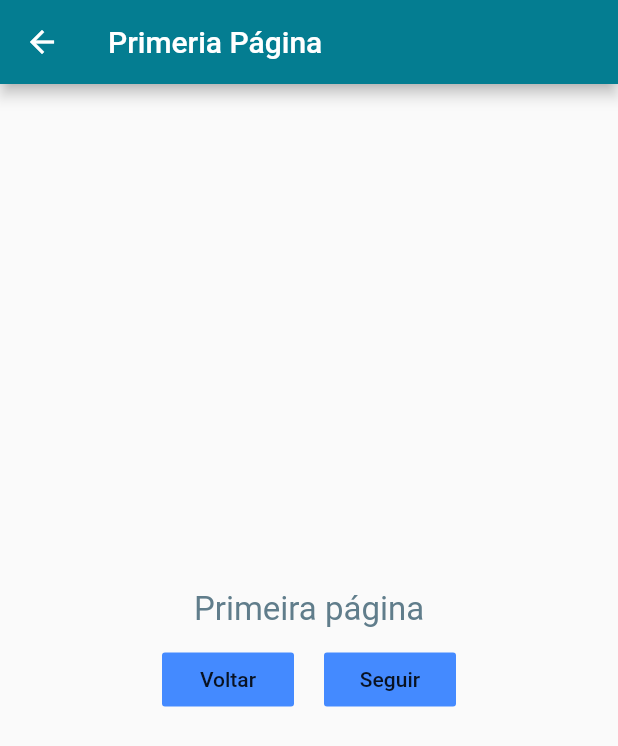
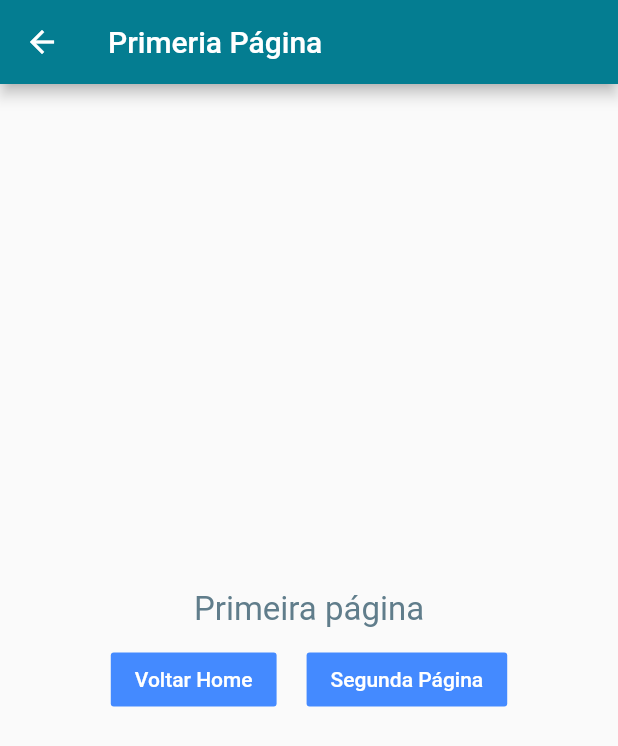
Before and after one commit to luestevam/navegacao_luciana, a Flutter app: the screen it shows after launch, after a tap on "Ir para Primeira página", on a phone screen of 412 x 824 dp. Shown: the top 746 px of the screen. Run offline on Flutter 3.47's test engine with Material 2 defaults, Android fonts, the light colour scheme and no system bars; our stand-ins replace google_fonts.

```diff
--- a/lib/main.dart
+++ b/lib/main.dart
@@ -15,6 +15,8 @@ class MyApp extends StatelessWidget {
           primaryColor: Color.fromARGB(255, 4, 125, 145),
           ),
 
+
+
       debugShowCheckedModeBanner: false,
       home: HomeScreen(),
     );
--- a/lib/screens/first_page.dart
+++ b/lib/screens/first_page.dart
@@ -3,8 +3,6 @@ import 'package:navegacao_luciana/screens/home_screen.dart';
 import 'package:navegacao_luciana/screens/second_page.dart';
 
 class FirstPage extends StatelessWidget {
-  get children => null;
-
   @override
   Widget build(BuildContext context) {
     return Scaffold(
@@ -25,8 +23,9 @@ class FirstPage extends StatelessWidget {
                 Padding(
                   padding: EdgeInsets.all(10.0),
                   child: FlatButton(
-                    child: Text("Voltar"),
+                    child: Text("Voltar Home"),
                     color: Colors.blueAccent,
+                    textColor: Colors.white,
                     onPressed: () {
                       Navigator.push(
                           context,
@@ -39,8 +38,9 @@ class FirstPage extends StatelessWidget {
                 Padding(
                   padding: EdgeInsets.all(10.0),
                   child: FlatButton(
-                    child: Text("Seguir"),
+                    child: Text("Segunda Página"),
                     color: Colors.blueAccent,
+                    textColor: Colors.white,
                     onPressed: () {
                       Navigator.push(
                           context,
--- a/lib/screens/home_screen.dart
+++ b/lib/screens/home_screen.dart
@@ -1,9 +1,12 @@
 import 'package:flutter/material.dart';
+import 'package:navegacao_luciana/screens/bem_vindo.dart';
 import 'package:navegacao_luciana/screens/first_page.dart';
 import 'package:navegacao_luciana/screens/third_page.dart';
 import 'second_page.dart';
 
 class HomeScreen extends StatelessWidget {
+
+
   @override
   Widget build(BuildContext context) {
     return Scaffold(
@@ -12,16 +15,16 @@ class HomeScreen extends StatelessWidget {
         centerTitle: true,
         leading: IconButton(
           icon: Icon(Icons.arrow_back_ios),
-          onPressed: (){
+          onPressed: () {
             final can = Navigator.canPop(context);
             if (can) {
               Navigator.pop(context);
-            }else {
-              print("This Page cannot be closed");
+            } else {
+              print("This Page cannot be back");
             }
           },
         ),
-          ),
+      ),
       body: Center(
         child: Column(
           mainAxisAlignment: MainAxisAlignment.center,
@@ -30,6 +33,16 @@ class HomeScreen extends StatelessWidget {
               "Home Página",
               style: TextStyle(fontSize: 22, color: Colors.blueGrey),
             ),
+
+            RaisedButton(
+              child: Text(" Ir Página Bem Vindo"),
+              onPressed: (){
+                Navigator.push(context,
+                    MaterialPageRoute(
+                        builder: (context)=> BemVindo(page: 'Você veio da Home',)));
+              },
+            ),
+
             RaisedButton(
               child: Text("Ir para Primeira página"),
               onPressed: () {
@@ -37,8 +50,7 @@ class HomeScreen extends StatelessWidget {
                     context,
                     MaterialPageRoute(
                       builder: (context) => FirstPage(),
-                    )
-                );
+                    ));
               },
             ),
             RaisedButton(
@@ -58,10 +70,12 @@ class HomeScreen extends StatelessWidget {
                     context,
                     MaterialPageRoute(
                       builder: (context) => ThirdPage(),
-                    )
-                );
+                    ));
               },
             ),
+
+
+
 
           ],
         ),
```
Also changed, not shown: lib/screens/bem_vindo.dart (added, +39 -0 lines), lib/screens/second_page.dart (+4 -3 lines), lib/screens/third_page.dart (+17 -6 lines).
